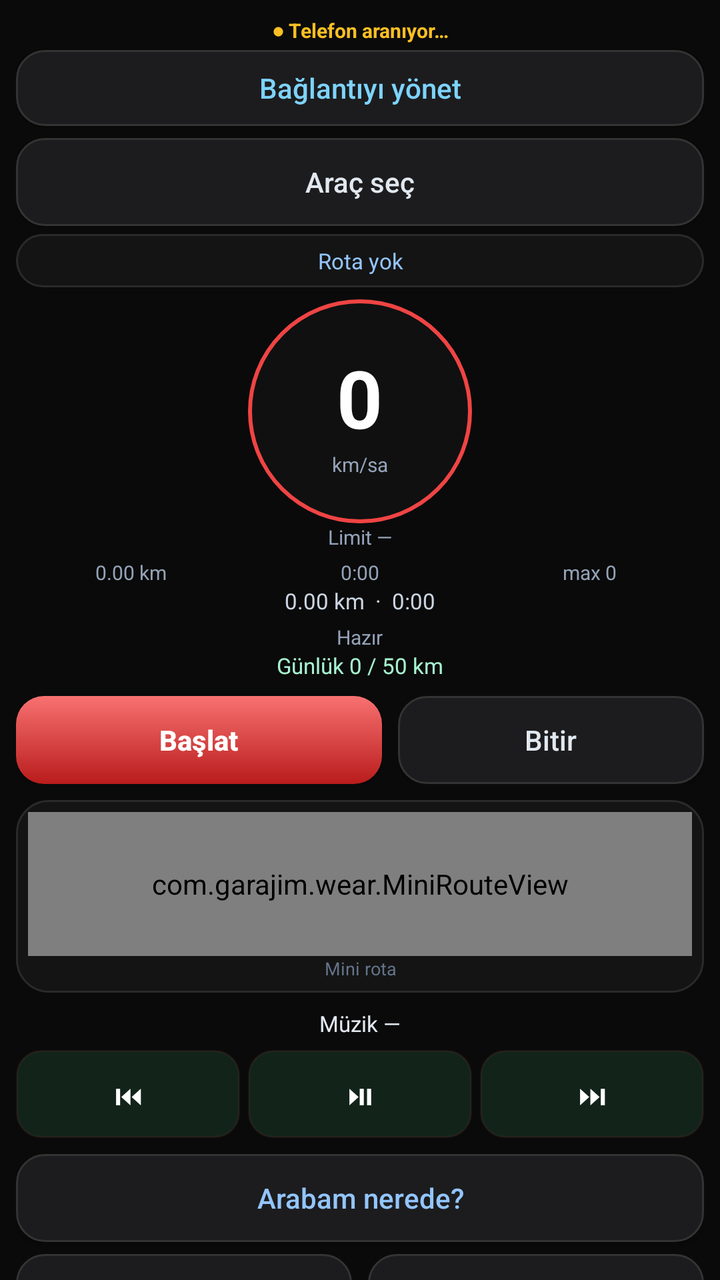
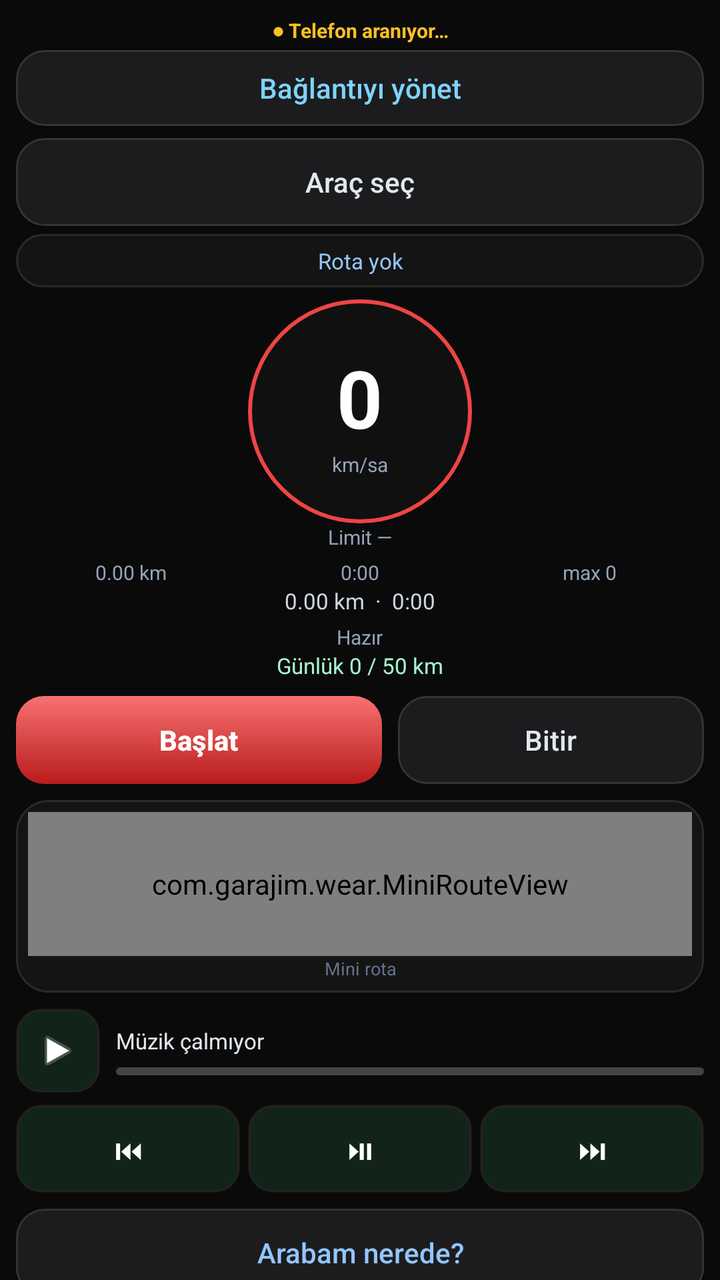

Screens rendered from an Android XML layout before and after an edit, with the pre-edit source and the edit as a unified diff.
<!-- AndroidManifest.xml: application theme GarajimWear -->
<!-- res/layout/activity_wear.xml -->
<?xml version="1.0" encoding="utf-8"?>
<ScrollView xmlns:android="http://schemas.android.com/apk/res/android"
    android:layout_width="match_parent"
    android:layout_height="match_parent"
    android:background="@color/bg"
    android:fillViewport="true"
    android:scrollbars="none">
    <LinearLayout
        android:layout_width="match_parent"
        android:layout_height="wrap_content"
        android:orientation="vertical"
        android:gravity="center_horizontal"
        android:padding="8dp">

        <TextView android:id="@+id/wearConnection" android:layout_width="match_parent" android:layout_height="wrap_content"
            android:gravity="center" android:text="● Telefon aranıyor…" android:textColor="#FBBF24" android:textSize="10sp" android:textStyle="bold"/>
        <Button android:id="@+id/btnWearPair" android:layout_width="match_parent" android:layout_height="38dp"
            android:layout_marginTop="3dp" android:text="Bağlantıyı yönet" android:textAllCaps="false"
            android:background="@drawable/btn_secondary" android:textColor="#7DD3FC"/>

        <Button android:id="@+id/btnVehicle" android:layout_width="match_parent" android:layout_height="44dp"
            android:layout_marginTop="6dp" android:text="Araç seç" android:textAllCaps="false"
            android:background="@drawable/btn_secondary" android:textColor="#E2E8F0"/>

        <TextView android:id="@+id/wearNavStrip" android:layout_width="match_parent" android:layout_height="wrap_content"
            android:layout_marginTop="4dp" android:gravity="center" android:background="@drawable/bg_card" android:padding="6dp"
            android:text="Rota yok" android:textColor="#93C5FD" android:textSize="11sp"/>

        <FrameLayout android:id="@+id/wearSpeedRing" android:layout_width="112dp" android:layout_height="112dp"
            android:layout_marginTop="6dp" android:background="@drawable/bg_speed_ring">
            <LinearLayout android:layout_width="match_parent" android:layout_height="match_parent" android:orientation="vertical" android:gravity="center">
                <TextView android:id="@+id/wearSpeed" android:layout_width="wrap_content" android:layout_height="wrap_content"
                    android:text="0" android:textColor="@color/text" android:textStyle="bold" android:textSize="40sp"/>
                <TextView android:layout_width="wrap_content" android:layout_height="wrap_content" android:text="km/sa" android:textColor="@color/muted" android:textSize="10sp"/>
            </LinearLayout>
        </FrameLayout>

        <TextView android:id="@+id/wearLimitTxt" android:layout_width="wrap_content" android:layout_height="wrap_content"
            android:text="Limit —" android:textColor="@color/muted" android:textSize="10sp"/>

        <LinearLayout android:id="@+id/wearMetrics" android:layout_width="match_parent" android:layout_height="wrap_content"
            android:orientation="horizontal" android:layout_marginTop="4dp">
            <TextView android:id="@+id/wearDistance" android:layout_width="0dp" android:layout_height="wrap_content" android:layout_weight="1"
                android:gravity="center" android:text="0.00 km" android:textColor="#94A3B8" android:textSize="10sp"/>
            <TextView android:id="@+id/wearDuration" android:layout_width="0dp" android:layout_height="wrap_content" android:layout_weight="1"
                android:gravity="center" android:text="0:00" android:textColor="#94A3B8" android:textSize="10sp"/>
            <TextView android:id="@+id/wearMaxSpeed" android:layout_width="0dp" android:layout_height="wrap_content" android:layout_weight="1"
                android:gravity="center" android:text="max 0" android:textColor="#94A3B8" android:textSize="10sp"/>
        </LinearLayout>

        <TextView android:id="@+id/wearMeta" android:layout_width="match_parent" android:layout_height="wrap_content"
            android:gravity="center" android:text="0.00 km  ·  0:00" android:textColor="#CBD5E1" android:textSize="11sp"/>
        <TextView android:id="@+id/wearStatus" android:layout_width="wrap_content" android:layout_height="wrap_content"
            android:layout_marginTop="4dp" android:text="Hazır" android:textColor="@color/muted" android:textSize="10sp"/>
        <TextView android:id="@+id/wearGoal" android:layout_width="match_parent" android:layout_height="wrap_content"
            android:gravity="center" android:text="Günlük 0 / 50 km" android:textColor="#A7F3D0" android:textSize="11sp"/>
        <TextView android:id="@+id/wearAlert" android:layout_width="match_parent" android:layout_height="wrap_content"
            android:gravity="center" android:visibility="gone" android:textColor="#FBBF24" android:textSize="11sp" android:textStyle="bold"/>

        <LinearLayout android:layout_width="match_parent" android:layout_height="wrap_content" android:layout_marginTop="8dp" android:orientation="horizontal">
            <Button android:id="@+id/btnToggle" android:layout_width="0dp" android:layout_height="44dp" android:layout_weight="1.2"
                android:layout_marginEnd="4dp" android:text="Başlat" android:textAllCaps="false" android:textStyle="bold"
                android:background="@drawable/btn_primary" android:textColor="#FFFFFF"/>
            <Button android:id="@+id/btnStop" android:layout_width="0dp" android:layout_height="44dp" android:layout_weight="1"
                android:layout_marginStart="4dp" android:text="Bitir" android:textAllCaps="false"
                android:background="@drawable/btn_secondary" android:textColor="#E2E8F0"/>
        </LinearLayout>

        <Button android:id="@+id/btnPendingSummary" android:layout_width="match_parent" android:layout_height="44dp"
            android:layout_marginTop="6dp" android:text="Bekleyen özet" android:textAllCaps="false"
            android:background="@drawable/btn_secondary" android:textColor="#FDE68A" android:visibility="gone"/>

        <LinearLayout android:id="@+id/wearMapCard" android:layout_width="match_parent" android:layout_height="wrap_content"
            android:orientation="vertical" android:layout_marginTop="8dp" android:background="@drawable/bg_card" android:padding="6dp">
            <com.garajim.wear.MiniRouteView android:id="@+id/wearMiniMap" android:layout_width="match_parent" android:layout_height="72dp"/>
            <TextView android:id="@+id/wearMapStatus" android:layout_width="match_parent" android:layout_height="wrap_content"
                android:gravity="center" android:text="Mini rota" android:textColor="#64748B" android:textSize="9sp"/>
        </LinearLayout>

        <TextView android:id="@+id/wearTrack" android:layout_width="match_parent" android:layout_height="wrap_content"
            android:layout_marginTop="8dp" android:gravity="center" android:text="Müzik —" android:textColor="#E2E8F0" android:textSize="11sp" android:maxLines="1"/>
        <LinearLayout android:layout_width="match_parent" android:layout_height="wrap_content" android:layout_marginTop="6dp" android:orientation="horizontal">
            <Button android:id="@+id/btnPrev" android:layout_width="0dp" android:layout_height="44dp" android:layout_weight="1"
                android:text="⏮" android:textAllCaps="false" android:background="@drawable/btn_music" android:textColor="#FFF"
                android:contentDescription="Önceki parça"/>
            <Button android:id="@+id/btnPlay" android:layout_width="0dp" android:layout_height="44dp" android:layout_weight="1"
                android:layout_marginHorizontal="4dp" android:text="⏯" android:textAllCaps="false" android:background="@drawable/btn_music" android:textColor="#FFF"
                android:contentDescription="Oynat veya duraklat"/>
            <Button android:id="@+id/btnNext" android:layout_width="0dp" android:layout_height="44dp" android:layout_weight="1"
                android:text="⏭" android:textAllCaps="false" android:background="@drawable/btn_music" android:textColor="#FFF"
                android:contentDescription="Sonraki parça"/>
        </LinearLayout>

        <Button android:id="@+id/btnPark" android:layout_width="match_parent" android:layout_height="44dp"
            android:layout_marginTop="8dp" android:text="Arabam nerede?" android:textAllCaps="false"
            android:background="@drawable/btn_secondary" android:textColor="#93C5FD"/>
        <TextView android:id="@+id/wearPark" android:layout_width="match_parent" android:layout_height="wrap_content"
            android:gravity="center" android:visibility="gone" android:textColor="#93C5FD" android:textSize="11sp"/>

        <LinearLayout android:layout_width="match_parent" android:layout_height="wrap_content" android:layout_marginTop="6dp" android:orientation="horizontal">
            <Button android:id="@+id/btnFuelQuick" android:layout_width="0dp" android:layout_height="44dp" android:layout_weight="1"
                android:layout_marginEnd="4dp" android:text="Yakıt" android:textAllCaps="false" android:background="@drawable/btn_secondary" android:textColor="#FDE68A"/>
            <Button android:id="@+id/btnKmQuick" android:layout_width="0dp" android:layout_height="44dp" android:layout_weight="1"
                android:layout_marginStart="4dp" android:text="KM" android:textAllCaps="false" android:background="@drawable/btn_secondary" android:textColor="#FDE68A"/>
        </LinearLayout>
        <Button android:id="@+id/btnVoicePin" android:layout_width="match_parent" android:layout_height="44dp"
            android:layout_marginTop="6dp" android:text="Pin / not (ses)" android:textAllCaps="false"
            android:background="@drawable/btn_secondary" android:textColor="#C4B5FD"/>
        <TextView android:id="@+id/wearBadge" android:layout_width="match_parent" android:layout_height="wrap_content"
            android:gravity="center" android:visibility="gone" android:textColor="#F9A8D4" android:textSize="11sp"/>
        <TextView android:id="@+id/wearConvoy" android:layout_width="match_parent" android:layout_height="wrap_content"
            android:gravity="center" android:text="Konvoy · yakında" android:textColor="#64748B" android:textSize="10sp"/>

        
        <FrameLayout android:id="@+id/pageCockpit" android:layout_width="0dp" android:layout_height="0dp"/>
        <FrameLayout android:id="@+id/pageMore" android:layout_width="0dp" android:layout_height="0dp"/>
        <Button android:id="@+id/tabCockpit" android:layout_width="0dp" android:layout_height="0dp" android:visibility="gone"/>
        <Button android:id="@+id/tabMore" android:layout_width="0dp" android:layout_height="0dp" android:visibility="gone"/>
    </LinearLayout>
</ScrollView>
<!-- resources referenced by this layout -->
<resources>
  <color name="bg">#0A0A0A</color>
  <color name="muted">#94A3B8</color>
  <color name="text">#FFFFFF</color>
  <!-- drawable bg_card (drawable) -->
  <?xml version="1.0" encoding="utf-8"?>
  <shape xmlns:android="http://schemas.android.com/apk/res/android" android:shape="rectangle">
      <solid android:color="#141414"/>
      <corners android:radius="16dp"/>
      <stroke android:width="1dp" android:color="#2A2A2A"/>
  </shape>
  <!-- drawable bg_speed_ring (drawable) -->
  <?xml version="1.0" encoding="utf-8"?>
  <shape xmlns:android="http://schemas.android.com/apk/res/android" android:shape="oval">
      <solid android:color="#101010"/>
      <stroke android:width="2dp" android:color="#EF4444"/>
  </shape>
  <!-- drawable btn_music (drawable) -->
  <?xml version="1.0" encoding="utf-8"?>
  <shape xmlns:android="http://schemas.android.com/apk/res/android" android:shape="rectangle">
      <solid android:color="#12241A"/>
      <corners android:radius="12dp"/>
      <stroke android:width="1dp" android:color="#1DB95455"/>
  </shape>
  <!-- drawable btn_primary (drawable) -->
  <?xml version="1.0" encoding="utf-8"?>
  <shape xmlns:android="http://schemas.android.com/apk/res/android" android:shape="rectangle">
      <gradient android:startColor="#F87171" android:endColor="#B91C1C" android:angle="270"/>
      <corners android:radius="14dp"/>
  </shape>
  <!-- drawable btn_secondary (drawable) -->
  <?xml version="1.0" encoding="utf-8"?>
  <shape xmlns:android="http://schemas.android.com/apk/res/android" android:shape="rectangle">
      <solid android:color="#1C1C1E"/>
      <corners android:radius="14dp"/>
      <stroke android:width="1dp" android:color="#333"/>
  </shape>
  <style name="GarajimWear" parent="@android:style/Theme.DeviceDefault.NoActionBar">
          <item name="android:windowBackground">@color/bg</item>
          <item name="android:colorBackground">@color/bg</item>
          <item name="android:statusBarColor">@color/bg</item>
          <item name="android:navigationBarColor">@color/bg</item>
          <item name="android:textColorPrimary">@color/text</item>
      </style>
</resources>

<!-- the commit's change to res/layout/activity_wear.xml (unified diff, before → after) -->
@@ -77,8 +77,19 @@
                 android:gravity="center" android:text="Mini rota" android:textColor="#64748B" android:textSize="9sp"/>
         </LinearLayout>
 
-        <TextView android:id="@+id/wearTrack" android:layout_width="match_parent" android:layout_height="wrap_content"
-            android:layout_marginTop="8dp" android:gravity="center" android:text="Müzik —" android:textColor="#E2E8F0" android:textSize="11sp" android:maxLines="1"/>
+        <LinearLayout android:layout_width="match_parent" android:layout_height="wrap_content" android:layout_marginTop="8dp" android:gravity="center_vertical" android:orientation="horizontal">
+            <ImageView android:id="@+id/wearMusicArt" android:layout_width="42dp" android:layout_height="42dp"
+                android:background="@drawable/btn_music" android:src="@android:drawable/ic_media_play"
+                android:scaleType="centerCrop" android:contentDescription="Albüm kapağı" android:padding="10dp"/>
+            <LinearLayout android:layout_width="0dp" android:layout_height="wrap_content" android:layout_weight="1"
+                android:layout_marginStart="8dp" android:orientation="vertical">
+                <TextView android:id="@+id/wearTrack" android:layout_width="match_parent" android:layout_height="wrap_content"
+                    android:gravity="center_vertical" android:text="Müzik çalmıyor" android:textColor="#E2E8F0" android:textSize="11sp" android:maxLines="1" android:ellipsize="end"/>
+                <ProgressBar android:id="@+id/wearMusicProgress" style="?android:attr/progressBarStyleHorizontal"
+                    android:layout_width="match_parent" android:layout_height="4dp" android:layout_marginTop="6dp"
+                    android:max="1000" android:progress="0" android:progressTint="#EF4444" android:indeterminate="false"/>
+            </LinearLayout>
+        </LinearLayout>
         <LinearLayout android:layout_width="match_parent" android:layout_height="wrap_content" android:layout_marginTop="6dp" android:orientation="horizontal">
             <Button android:id="@+id/btnPrev" android:layout_width="0dp" android:layout_height="44dp" android:layout_weight="1"
                 android:text="⏮" android:textAllCaps="false" android:background="@drawable/btn_music" android:textColor="#FFF"
